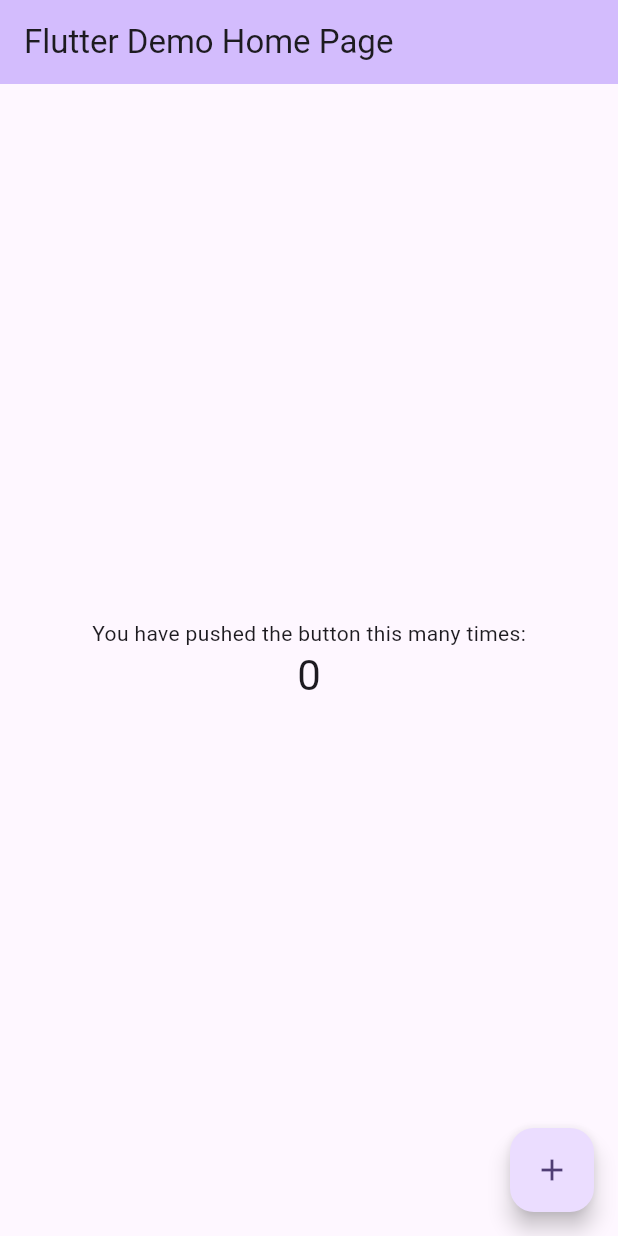
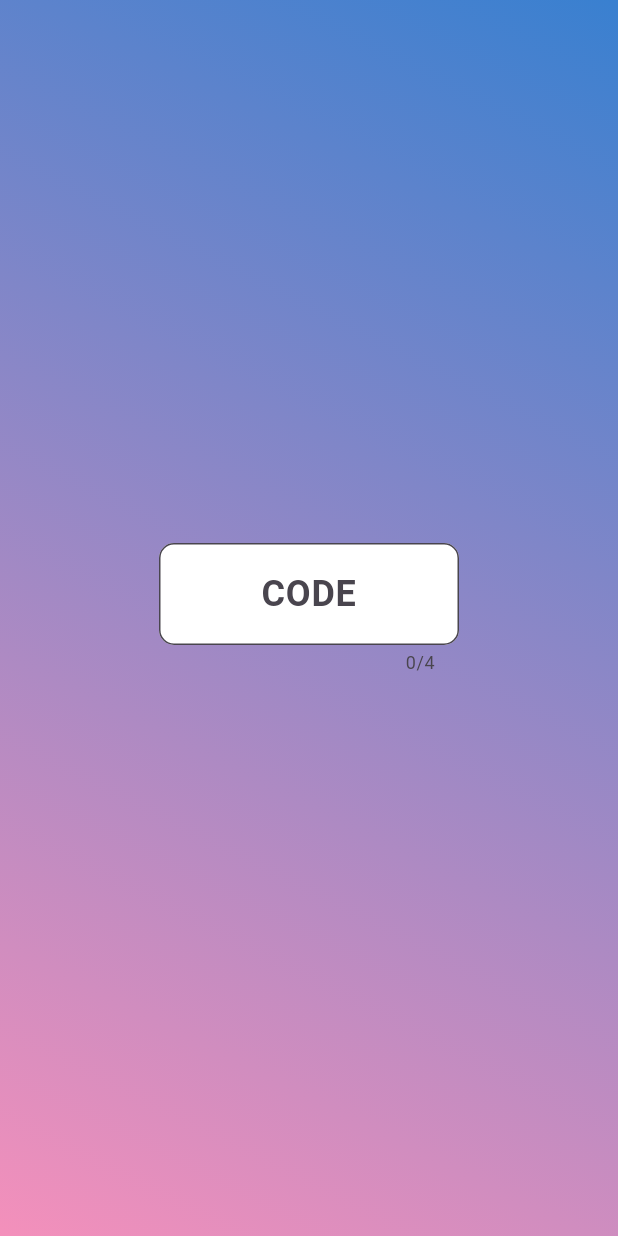
Before and after one commit to Peauxp/pitter-patter, a Flutter app: the screen it shows after launch, on a phone screen of 412 x 824 dp. Run offline on Flutter 3.47's test engine with Material 3 defaults, Android fonts, the phone set to English and light mode, and no system bars.

Commit message:
Added code screen

```diff
--- a/lib/main.dart
+++ b/lib/main.dart
@@ -1,4 +1,5 @@
 import 'package:flutter/material.dart';
+import 'package:gender_reveal/screens/code_screen.dart';
 
 void main() {
   runApp(const MyApp());
@@ -9,60 +10,23 @@ class MyApp extends StatelessWidget {
 
   @override
   Widget build(BuildContext context) {
-    return MaterialApp(
-      title: 'Gender Reveal',
-      theme: ThemeData(
-        colorScheme: ColorScheme.fromSeed(seedColor: Colors.deepPurple),
-        useMaterial3: true,
-      ),
-      home: const MyHomePage(title: 'Flutter Demo Home Page'),
-    );
-  }
-}
-
-class MyHomePage extends StatefulWidget {
-  const MyHomePage({super.key, required this.title});
-
-  final String title;
-
-  @override
-  State<MyHomePage> createState() => _MyHomePageState();
-}
-
-class _MyHomePageState extends State<MyHomePage> {
-  int _counter = 0;
-
-  void _incrementCounter() {
-    setState(() {
-      _counter++;
-    });
-  }
-
-  @override
-  Widget build(BuildContext context) {
-    return Scaffold(
-      appBar: AppBar(
-        backgroundColor: Theme.of(context).colorScheme.inversePrimary,
-        title: Text(widget.title),
-      ),
-      body: Center(
-        child: Column(
-          mainAxisAlignment: MainAxisAlignment.center,
-          children: <Widget>[
-            const Text(
-              'You have pushed the button this many times:',
-            ),
-            Text(
-              '$_counter',
-              style: Theme.of(context).textTheme.headlineMedium,
-            ),
-          ],
+    return GestureDetector(
+      onTap: () {
+        final FocusScopeNode currentFocus = FocusScope.of(context);
+        if (!currentFocus.hasPrimaryFocus &&
+            currentFocus.focusedChild != null) {
+          currentFocus.focusedChild!.unfocus();
+        }
+      },
+      child: SafeArea(
+        child: MaterialApp(
+          title: 'Gender Reveal',
+          theme: ThemeData(
+            colorScheme: ColorScheme.fromSeed(seedColor: Colors.deepPurple),
+            useMaterial3: true,
+          ),
+          home: const CodeScreen(),
         ),
-      ),
-      floatingActionButton: FloatingActionButton(
-        onPressed: _incrementCounter,
-        tooltip: 'Increment',
-        child: const Icon(Icons.add),
       ),
     );
   }
--- a/lib/screens/code_screen.dart
+++ b/lib/screens/code_screen.dart
@@ -1,15 +1,52 @@
 import 'package:flutter/material.dart';
 
-class MyWidget extends StatefulWidget {
-  const MyWidget({super.key});
+class CodeScreen extends StatefulWidget {
+  const CodeScreen({super.key});
 
   @override
-  State<MyWidget> createState() => _MyWidgetState();
+  State<CodeScreen> createState() => _CodeScreenState();
 }
 
-class _MyWidgetState extends State<MyWidget> {
+class _CodeScreenState extends State<CodeScreen> {
   @override
   Widget build(BuildContext context) {
-    return const Placeholder();
+    return Scaffold(
+      body: Container(
+        decoration: const BoxDecoration(
+          gradient: LinearGradient(
+            begin: Alignment.topRight,
+            end: Alignment.bottomLeft,
+            colors: [
+              Color(0xFF3980D0),
+              Color(0xFFF490BB),
+            ],
+          ),
+        ),
+        child: Center(
+          child: SizedBox(
+            height: 100,
+            width: 200,
+            child: TextFormField(
+              maxLength: 4,
+              textAlign: TextAlign.center,
+              style: const TextStyle(
+                fontSize: 24,
+                fontWeight: FontWeight.bold,
+              ),
+              keyboardType: TextInputType.text,
+              decoration: const InputDecoration(
+                filled: true,
+                fillColor: Colors.white,
+                border: OutlineInputBorder(
+                  borderRadius: BorderRadius.all(Radius.circular(10)),
+                ),
+                hintText: 'CODE',
+              ),
+              textCapitalization: TextCapitalization.characters,
+            ),
+          ),
+        ),
+      ),
+    );
   }
 }
```
